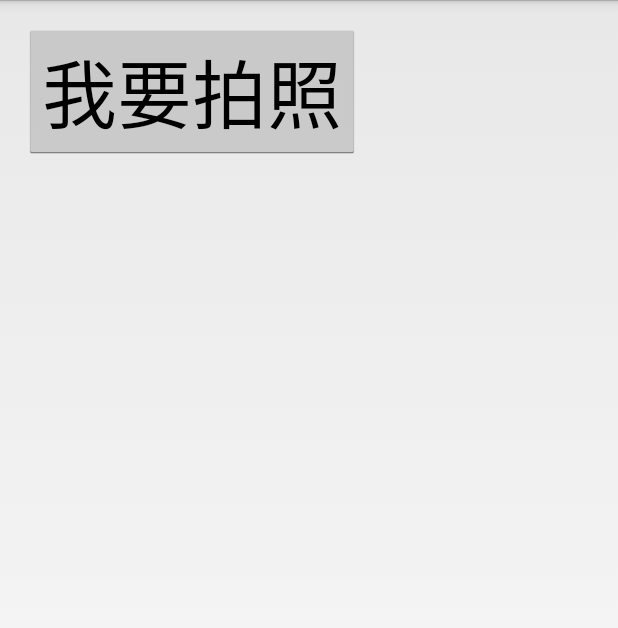
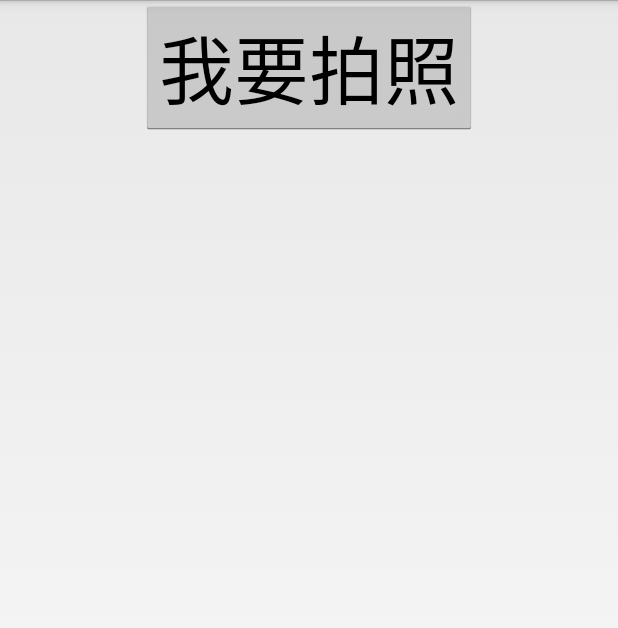
Before and after one commit to Alltheend/Android-CustomCamera, an Android app: the screen it shows after launch (MainActivity), on a phone screen of 412 x 824 dp. Shown: the top 628 px of the screen. Run offline under Robolectric (Android 15) with nearby library versions, the phone set to English and light mode, and no system bars.

Commit message:
fix bugs

```diff
--- a/CustomCamera/build.gradle
+++ b/CustomCamera/build.gradle
@@ -7,7 +7,7 @@ android {
     defaultConfig {
         applicationId "com.yue.customcamera"
         minSdkVersion 19
-        targetSdkVersion 23
+        targetSdkVersion 19
         versionCode 1
         versionName "1.0"
     }
--- a/CustomCamera/src/main/java/com/yue/customcamera/AppConstant.java
+++ b/CustomCamera/src/main/java/com/yue/customcamera/AppConstant.java
@@ -11,6 +11,8 @@ public class AppConstant {
 
     public interface KEY{
         String IMG_PATH = "IMG_PATH";
+        String PIC_WIDTH = "PIC_WIDTH";
+        String PIC_HEIGHT = "PIC_HEIGHT";
     }
 
     public interface REQUEST_CODE {
--- a/CustomCamera/src/main/res/layout/activity_camera.xml
+++ b/CustomCamera/src/main/res/layout/activity_camera.xml
@@ -3,7 +3,7 @@
     xmlns:tools="http://schemas.android.com/tools"
     android:layout_width="match_parent"
     android:layout_height="match_parent"
-    tools:context=".CameraActivity">
+    >
 
     <View
         android:id="@+id/homeCustom_cover_top_view"
@@ -39,7 +39,6 @@
             android:id="@+id/surfaceView"
             android:layout_width="match_parent"
             android:layout_height="match_parent" />
-
 
     </FrameLayout>
 
--- a/CustomCamera/src/main/res/layout/activity_main.xml
+++ b/CustomCamera/src/main/res/layout/activity_main.xml
@@ -1,27 +1,23 @@
 <?xml version="1.0" encoding="utf-8"?>
 <RelativeLayout xmlns:android="http://schemas.android.com/apk/res/android"
-    xmlns:tools="http://schemas.android.com/tools"
     android:layout_width="match_parent"
     android:layout_height="match_parent"
-    android:paddingBottom="@dimen/activity_vertical_margin"
-    android:paddingLeft="@dimen/activity_horizontal_margin"
-    android:paddingRight="@dimen/activity_horizontal_margin"
-    android:paddingTop="@dimen/activity_vertical_margin"
-    tools:context="com.yue.customcamera.MainActivity">
+    >
 
     <Button
         android:id="@+id/btn_camera"
         android:text="我要拍照"
         android:textSize="50dp"
+        android:layout_centerHorizontal="true"
         android:layout_width="wrap_content"
         android:layout_height="wrap_content" />
 
     <ImageView
         android:id="@+id/img"
         android:layout_below="@+id/btn_camera"
-        android:layout_marginTop="15dp"
+        android:layout_marginTop="20dp"
         android:layout_centerHorizontal="true"
-        android:layout_width="wrap_content"
+        android:layout_width="match_parent"
         android:layout_height="wrap_content" />
 
 </RelativeLayout>
```
Also changed, not shown: CustomCamera/src/main/java/com/yue/customcamera/MainActivity.java (+7 -0 lines), CustomCamera/src/main/java/com/yue/customcamera/activity/CameraActivity.java (+11 -2 lines).
